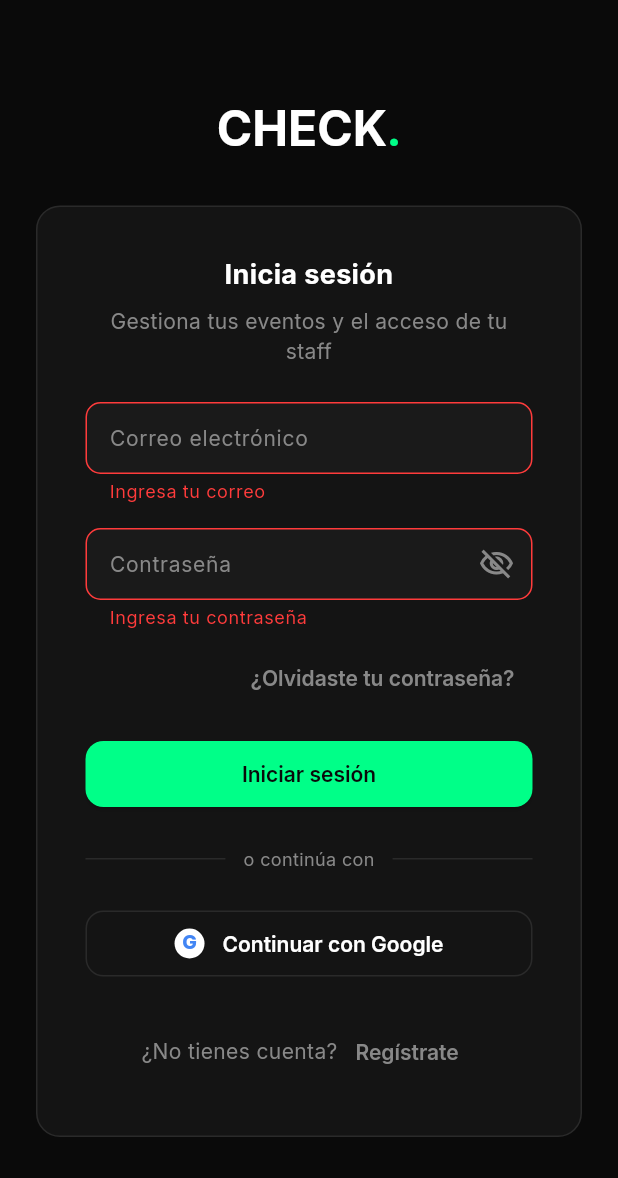
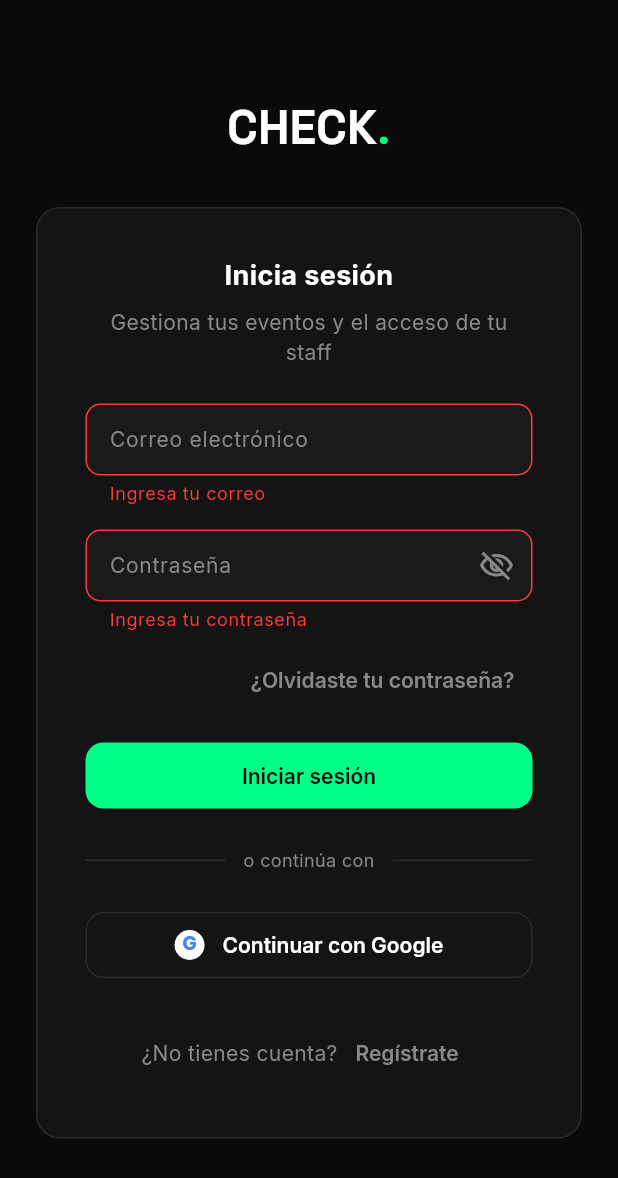
Before and after one commit to StarLabs-Forge/Check, a Flutter app: the screen it shows after launch, after a tap on "Iniciar sesión", on a phone screen of 412 x 824 dp. Shown: the top 1178 px of the screen. Run offline on Flutter 3.47's test engine with Material 3 defaults, Android fonts, the phone set to English and light mode, and no system bars; our stand-ins replace google_fonts.

Commit message:
correction logo

```diff
--- a/app/lib/widgets/auth_scaffold.dart
+++ b/app/lib/widgets/auth_scaffold.dart
@@ -40,7 +40,7 @@ class AuthScaffold extends StatelessWidget {
               child: Column(
                 mainAxisSize: MainAxisSize.min,
                 children: [
-                  const CheckLogo(fontSize: 32, alignment: CrossAxisAlignment.center),
+                  const CheckLogo(fontSize: 32, alignment: CrossAxisAlignment.center, brand: true),
                   const SizedBox(height: AppSpacing.s8),
                   Container(
                     width: double.infinity,
--- a/app/lib/widgets/check_logo.dart
+++ b/app/lib/widgets/check_logo.dart
@@ -2,34 +2,49 @@ import 'package:flutter/material.dart';
 import 'package:google_fonts/google_fonts.dart';
 import '../theme/app_theme.dart';
 
-/// Wordmark "CHECK." tal como aparece en el Figma (Sidebar → Identidad):
-/// texto blanco + punto final en verde acento. Deliberadamente sin logotipo
-/// aparte — así estas pantallas no dependen de un asset todavía sin definir.
+/// Wordmark "CHECK.".
+///
+/// Dos variantes de tipografía, a propósito:
+/// - `brand: false` (default) — Inter Bold, tal como está especificado en el
+///   Figma del dashboard (Sidebar → Identidad). Se usa en el sidebar/UI.
+/// - `brand: true` — Space Grotesk, la tipografía de marca elegida para los
+///   momentos de marca (pantallas de auth, logo horizontal). Más geométrica,
+///   pensada para acompañar el ícono de check_logo_icon.svg.
 class CheckLogo extends StatelessWidget {
   const CheckLogo({
     super.key,
     this.fontSize = 28,
     this.subtitle,
     this.alignment = CrossAxisAlignment.start,
+    this.brand = false,
   });
 
   final double fontSize;
   final String? subtitle;
   final CrossAxisAlignment alignment;
+  final bool brand;
 
   @override
   Widget build(BuildContext context) {
+    final wordmarkStyle = brand
+        ? GoogleFonts.spaceGrotesk(
+            fontSize: fontSize,
+            fontWeight: FontWeight.w700,
+            color: AppColors.textPrimary,
+          )
+        : GoogleFonts.inter(
+            fontSize: fontSize,
+            fontWeight: FontWeight.w700,
+            color: AppColors.textPrimary,
+          );
+
     return Column(
       crossAxisAlignment: alignment,
       mainAxisSize: MainAxisSize.min,
       children: [
         RichText(
           text: TextSpan(
-            style: GoogleFonts.inter(
-              fontSize: fontSize,
-              fontWeight: FontWeight.w700,
-              color: AppColors.textPrimary,
-            ),
+            style: wordmarkStyle,
             children: [
               const TextSpan(text: 'CHECK'),
               TextSpan(
```
Also changed, not shown: app/assets/branding/check_logo_horizontal.svg (added), app/assets/branding/check_logo_icon.svg (added).
